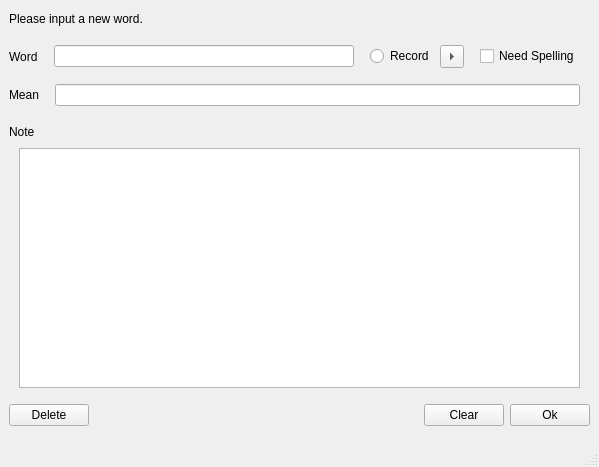
Above: add_words_main_window.ui from codincodee/AnyWord before the change. Below: the same form after it.
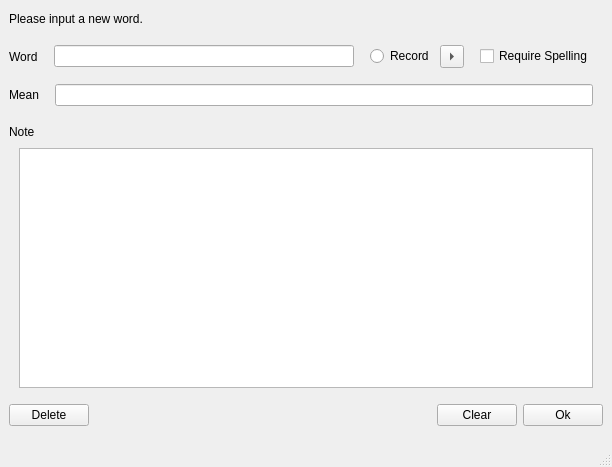
That is the form after the change.

Patch:
```diff
--- a/add_words_main_window.ui
+++ b/add_words_main_window.ui
@@ -165,7 +165,7 @@
         <item>
          <widget class="QCheckBox" name="checkBox">
           <property name="text">
-           <string>Need Spelling</string>
+           <string>Require Spelling</string>
           </property>
          </widget>
         </item>
```
Left out of the diff: 2 changed lines with no effect on the pictures.
